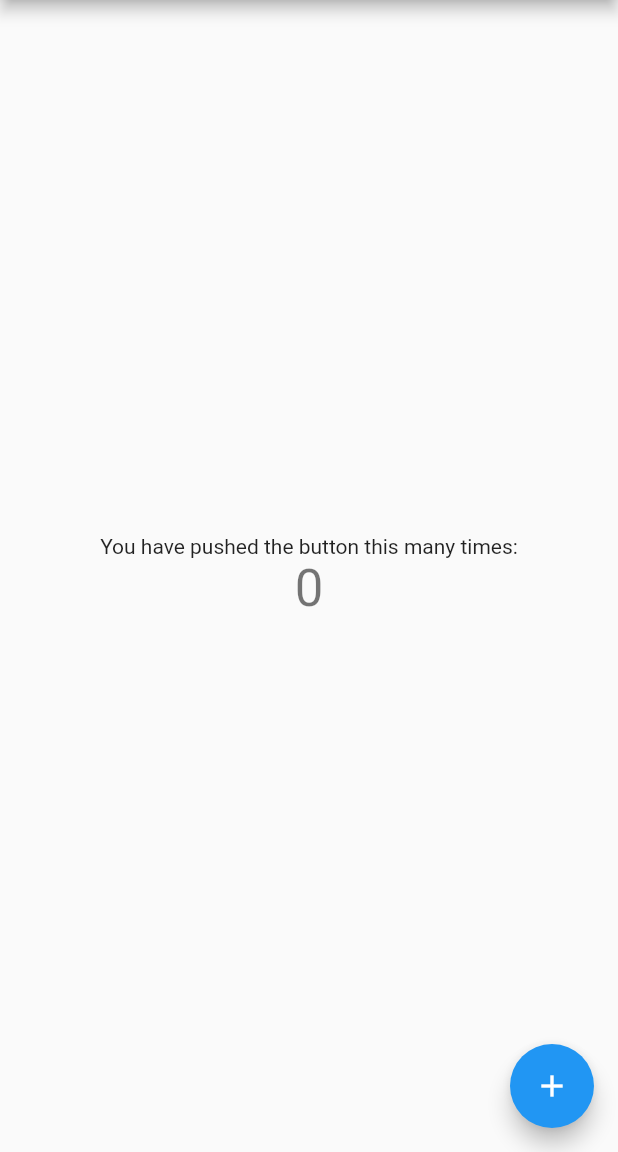
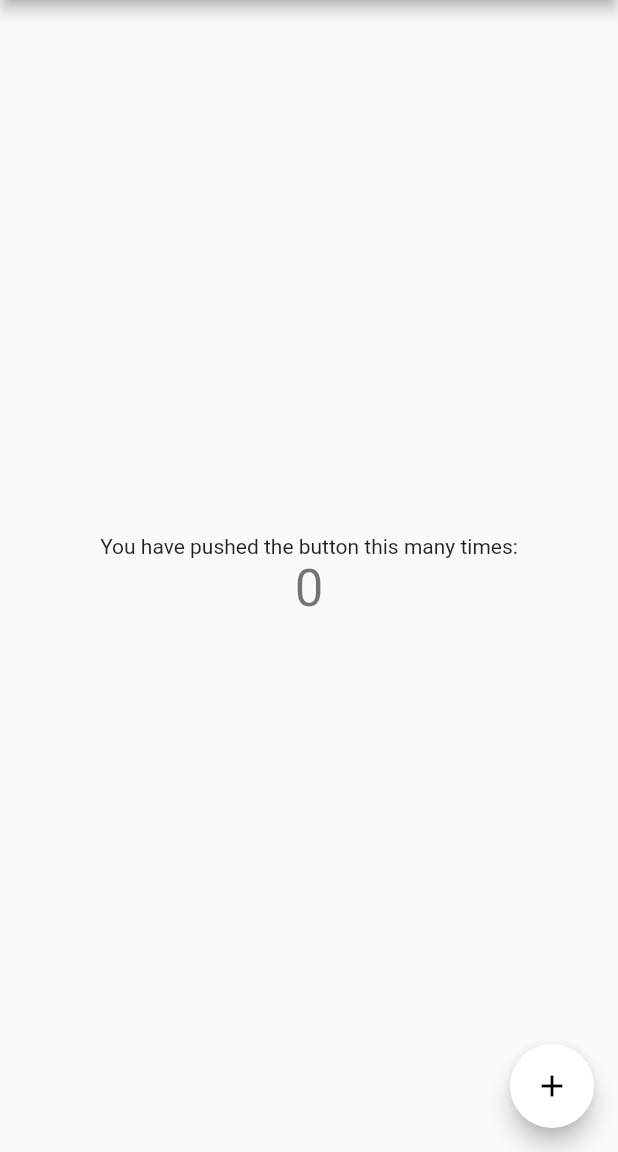
Before and after one commit to jala1494/discount_machin, a Flutter app: the screen it shows after launch, on a phone screen of 412 x 824 dp, the part 84-1236 px from its top. Run offline on Flutter 3.47's test engine with Material 2 defaults, Android fonts, the phone set to English and light mode, and no system bars.

Commit message:
start with mac

```diff
--- a/lib/main.dart
+++ b/lib/main.dart
@@ -21,7 +21,7 @@ class MyApp extends StatelessWidget {
           // Notice that the counter didn't reset back to zero; the application
           // is not restarted.
           primarySwatch: Colors.blue,
-      ),
+          accentColor: Colors.white),
       home: MyHomePage(title: 'Flutter Demo Home Page'),
     );
   }
```
Lines whose indentation alone changed are shown as unchanged.
